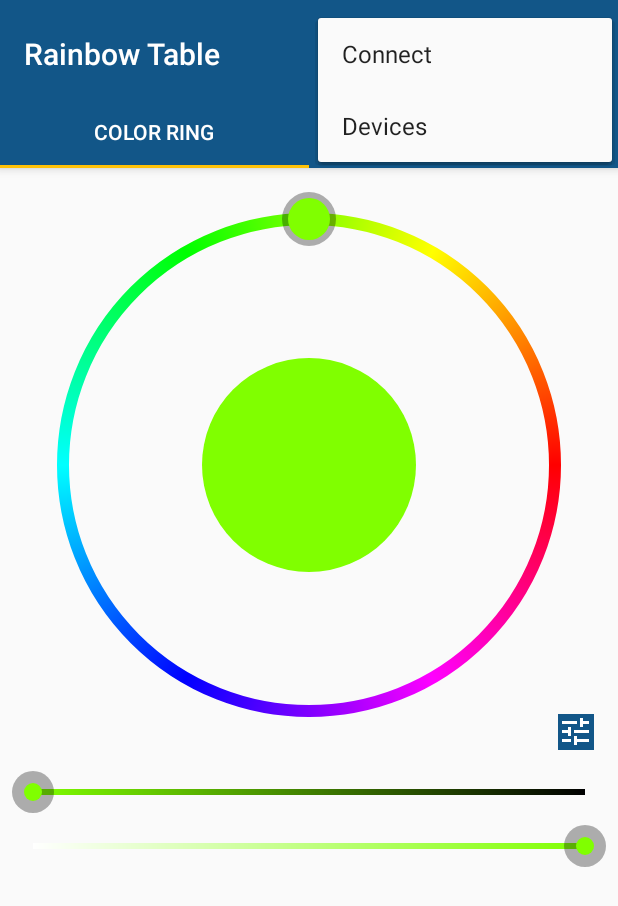
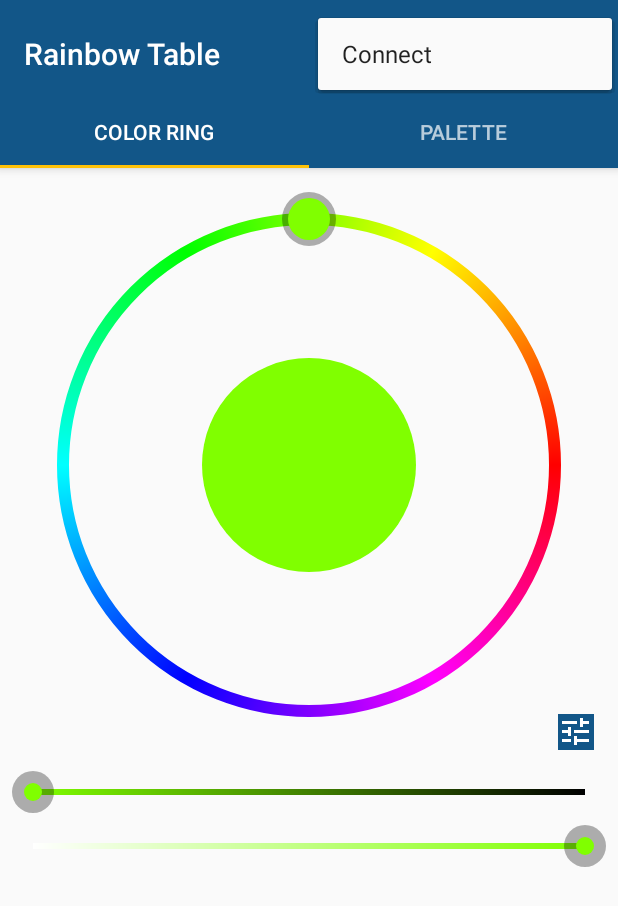
Before and after one commit to KarolWys93/RainbowLight-Android, an Android app: the screen it shows after launch (MainActivity), with the options menu open, on a phone screen of 412 x 824 dp. Shown: the top 906 px of the screen. Run offline under Robolectric (Android 15) with nearby library versions, the phone set to English and light mode, and no system bars.

```diff
--- a/app/src/main/java/com/wyskocki/karol/rainbowtable/LedControler.java
+++ b/app/src/main/java/com/wyskocki/karol/rainbowtable/LedControler.java
@@ -3,6 +3,7 @@ package com.wyskocki.karol.rainbowtable;
 import android.bluetooth.BluetoothDevice;
 import android.bluetooth.BluetoothSocket;
 import android.graphics.Color;
+import android.util.Log;
 
 import java.io.IOException;
 import java.io.OutputStream;
@@ -14,7 +15,7 @@ import java.util.UUID;
 
 public class LedControler {
 
-    private final boolean testMode = true;
+    private final boolean testMode = false;
 
     //instruction
     private final int SEND_COLOR = 1;
@@ -63,6 +64,7 @@ public class LedControler {
     }
 
     public void connect() throws IOException {
+        Log.i("BT connection: ", "Start");
         BluetoothSocket tmp = null;
         tmp = btDevice.createRfcommSocketToServiceRecord(PRIVATE_UUID);
         socket = tmp;
--- a/app/src/main/java/com/wyskocki/karol/rainbowtable/RoundColorFragment.java
+++ b/app/src/main/java/com/wyskocki/karol/rainbowtable/RoundColorFragment.java
@@ -184,6 +184,7 @@ public class RoundColorFragment extends Fragment {
                     float max = 40;
                     float value = 1/max * event.values[0];
                     value = (float)lightSensorFilter.filter(Math.min(value, 1.0f));
+                    Log.i("Light value", " "+value);
                     valueBar.setValue(value);
                     if(fragmentIsVisible) {
                         colorSelected(colorPicker.getColor());
--- a/app/src/main/res/menu/menu.xml
+++ b/app/src/main/res/menu/menu.xml
@@ -7,8 +7,4 @@
         android:orderInCategory="100"
         android:title="Connect"
         app:showAsAction="never" />
-    <item
-        android:id="@+id/action_cancel"
-        android:orderInCategory="101"
-        android:title="Devices" />
 </menu>
```
Also changed, not shown: app/src/main/java/com/wyskocki/karol/rainbowtable/MainActivity.java (+19 -20 lines), app/src/main/res/drawable/ic_tune_black_48dp.png (deleted).
